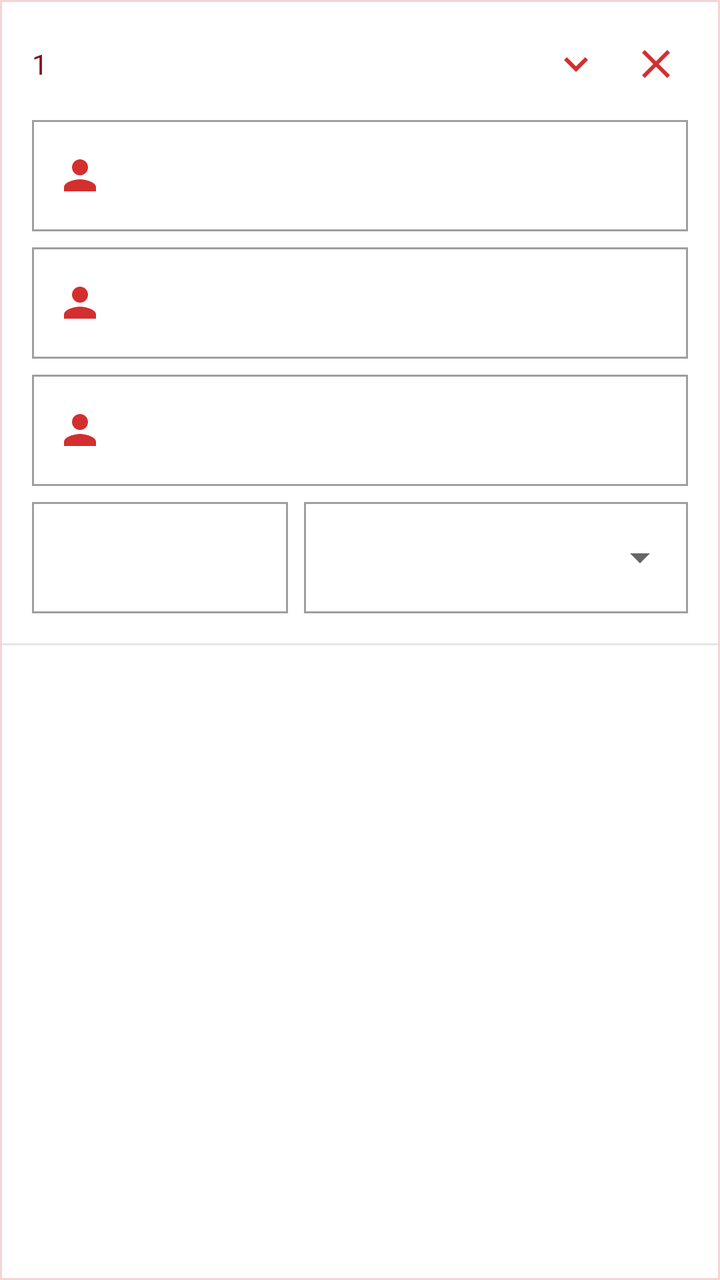
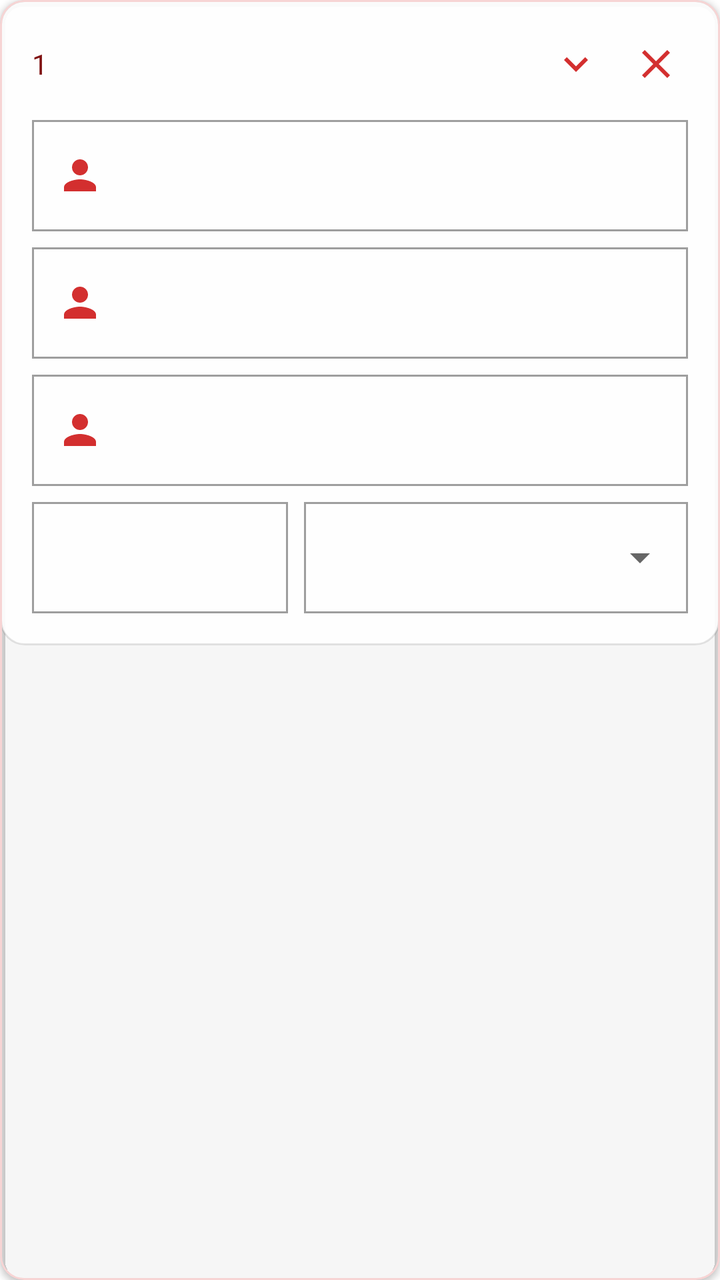

An Android layout rendered at two revisions. The XML below is the earlier revision; the diff shows what the commit changed to produce the second picture.
<!-- AndroidManifest.xml: application theme Theme.VelocitySuites -->
<!-- res/layout/item_additional_guest.xml -->
<?xml version="1.0" encoding="utf-8"?>
<com.google.android.material.card.MaterialCardView xmlns:android="http://schemas.android.com/apk/res/android"
    xmlns:app="http://schemas.android.com/apk/res-auto"
    xmlns:tools="http://schemas.android.com/tools"
    android:layout_width="match_parent"
    android:layout_height="wrap_content"
    android:layout_marginBottom="12dp"
    app:cardBackgroundColor="@android:color/transparent"
    app:cardCornerRadius="0dp"
    app:cardElevation="0dp"
    app:strokeColor="@color/velocity_red_subtle"
    app:strokeWidth="1dp">

    <LinearLayout
        android:layout_width="match_parent"
        android:layout_height="wrap_content"
        android:background="@drawable/bg_glass_card_white"
        android:orientation="vertical"
        android:padding="16dp">

        <LinearLayout
            android:layout_width="match_parent"
            android:layout_height="wrap_content"
            android:gravity="center_vertical"
            android:orientation="horizontal">

            <TextView
                android:id="@+id/tvGuestNumber"
                android:layout_width="0dp"
                android:layout_height="wrap_content"
                android:layout_weight="1"
                android:fontFamily="sans-serif-bold"
                android:text="@string/default_guest_count"
                android:textColor="@color/velocity_red_dark"
                android:textSize="14sp" />

            <ImageButton
                android:id="@+id/btnExpandCollapse"
                android:layout_width="32dp"
                android:layout_height="32dp"
                android:background="?attr/selectableItemBackgroundBorderless"
                android:contentDescription="@string/expand_label"
                android:src="@drawable/ic_expand_more"
                app:tint="@color/velocity_red_primary" />

            <ImageButton
                android:id="@+id/btnRemoveGuest"
                android:layout_width="32dp"
                android:layout_height="32dp"
                android:layout_marginStart="8dp"
                android:background="?attr/selectableItemBackgroundBorderless"
                android:contentDescription="@string/close_label"
                android:src="@drawable/ic_close"
                app:tint="@color/velocity_red_primary" />
        </LinearLayout>

        <LinearLayout
            android:id="@+id/layoutGuestDetails"
            android:layout_width="match_parent"
            android:layout_height="wrap_content"
            android:orientation="vertical"
            android:layout_marginTop="12dp">

            <com.google.android.material.textfield.TextInputLayout
                android:id="@+id/tilGuestLastName"
                style="@style/Widget.MaterialComponents.TextInputLayout.OutlinedBox"
                android:layout_width="match_parent"
                android:layout_height="wrap_content"
                android:layout_marginBottom="8dp"
                android:hint="@string/last_name_label"
                app:boxCornerRadiusBottomEnd="0dp"
                app:boxCornerRadiusBottomStart="0dp"
                app:boxCornerRadiusTopEnd="0dp"
                app:boxCornerRadiusTopStart="0dp"
                app:startIconDrawable="@drawable/ic_person"
                app:startIconTint="@color/velocity_red_primary">
                <com.google.android.material.textfield.TextInputEditText
                    android:id="@+id/etGuestLastName"
                    android:layout_width="match_parent"
                    android:layout_height="wrap_content"
                    android:inputType="textPersonName" />
            </com.google.android.material.textfield.TextInputLayout>

            <com.google.android.material.textfield.TextInputLayout
                android:id="@+id/tilGuestFirstName"
                style="@style/Widget.MaterialComponents.TextInputLayout.OutlinedBox"
                android:layout_width="match_parent"
                android:layout_height="wrap_content"
                android:layout_marginBottom="8dp"
                android:hint="@string/first_name_label"
                app:boxCornerRadiusBottomEnd="0dp"
                app:boxCornerRadiusBottomStart="0dp"
                app:boxCornerRadiusTopEnd="0dp"
                app:boxCornerRadiusTopStart="0dp"
                app:startIconDrawable="@drawable/ic_person"
                app:startIconTint="@color/velocity_red_primary">
                <com.google.android.material.textfield.TextInputEditText
                    android:id="@+id/etGuestFirstName"
                    android:layout_width="match_parent"
                    android:layout_height="wrap_content"
                    android:inputType="textPersonName" />
            </com.google.android.material.textfield.TextInputLayout>

            <com.google.android.material.textfield.TextInputLayout
                android:id="@+id/tilGuestMiddleName"
                style="@style/Widget.MaterialComponents.TextInputLayout.OutlinedBox"
                android:layout_width="match_parent"
                android:layout_height="wrap_content"
                android:layout_marginBottom="8dp"
                android:hint="@string/middle_name_label"
                app:boxCornerRadiusBottomEnd="0dp"
                app:boxCornerRadiusBottomStart="0dp"
                app:boxCornerRadiusTopEnd="0dp"
                app:boxCornerRadiusTopStart="0dp"
                app:startIconDrawable="@drawable/ic_person"
                app:startIconTint="@color/velocity_red_primary">
                <com.google.android.material.textfield.TextInputEditText
                    android:id="@+id/etGuestMiddleName"
                    android:layout_width="match_parent"
                    android:layout_height="wrap_content"
                    android:inputType="textPersonName" />
            </com.google.android.material.textfield.TextInputLayout>

        </LinearLayout>

        <LinearLayout
            android:layout_width="match_parent"
            android:layout_height="wrap_content"
            android:orientation="horizontal">

            <com.google.android.material.textfield.TextInputLayout
                android:id="@+id/tilGuestAge"
                style="@style/Widget.MaterialComponents.TextInputLayout.OutlinedBox"
                android:layout_width="0dp"
                android:layout_height="wrap_content"
                android:layout_marginEnd="4dp"
                android:layout_weight="1"
                android:hint="@string/additional_guest_age"
                app:boxCornerRadiusBottomEnd="0dp"
                app:boxCornerRadiusBottomStart="0dp"
                app:boxCornerRadiusTopEnd="0dp"
                app:boxCornerRadiusTopStart="0dp">
                <com.google.android.material.textfield.TextInputEditText
                    android:id="@+id/etGuestAge"
                    android:layout_width="match_parent"
                    android:layout_height="wrap_content"
                    android:inputType="number" />
            </com.google.android.material.textfield.TextInputLayout>

            <com.google.android.material.textfield.TextInputLayout
                style="@style/Widget.MaterialComponents.TextInputLayout.OutlinedBox.ExposedDropdownMenu"
                android:layout_width="0dp"
                android:layout_height="wrap_content"
                android:layout_marginStart="4dp"
                android:layout_weight="1.5"
                android:hint="@string/additional_guest_relationship"
                app:boxCornerRadiusBottomEnd="0dp"
                app:boxCornerRadiusBottomStart="0dp"
                app:boxCornerRadiusTopEnd="0dp"
                app:boxCornerRadiusTopStart="0dp">
                
                <AutoCompleteTextView
                    android:id="@+id/atvRelationship"
                    android:layout_width="match_parent"
                    android:layout_height="wrap_content"
                    android:inputType="none"
                    tools:ignore="LabelFor" />
            </com.google.android.material.textfield.TextInputLayout>
        </LinearLayout>
    </LinearLayout>
</com.google.android.material.card.MaterialCardView>
<!-- resources referenced by this layout -->
<resources>
  <!-- drawable bg_glass_card_white (drawable) -->
  <?xml version="1.0" encoding="utf-8"?>
  <shape xmlns:android="http://schemas.android.com/apk/res/android">
      <solid android:color="#E6FFFFFF" />
      <stroke android:width="1dp" android:color="#1A000000" />
      <corners android:radius="0dp" />
  </shape>
  <style name="Theme.VelocitySuites" parent="Theme.MaterialComponents.DayNight.NoActionBar">
          
          <item name="colorPrimary">@color/velocity_red_primary</item>
          <item name="colorPrimaryVariant">@color/velocity_red_dark</item>
          <item name="colorOnPrimary">@color/white</item>
          
          <item name="colorSecondary">@color/velocity_red_rose</item>
          <item name="colorSecondaryVariant">@color/velocity_red_deep</item>
          <item name="colorOnSecondary">@color/white</item>
          
          <item name="android:statusBarColor">@color/velocity_red_primary</item>
          
          <item name="textAppearanceHeadline1">@style/TextAppearance.MaterialComponents.Headline1</item>
          <item name="textAppearanceHeadline2">@style/TextAppearance.MaterialComponents.Headline2</item>
          <item name="textAppearanceHeadline3">@style/TextAppearance.MaterialComponents.Headline3</item>
          <item name="textAppearanceHeadline4">@style/TextAppearance.MaterialComponents.Headline4</item>
          <item name="textAppearanceHeadline5">@style/TextAppearance.MaterialComponents.Headline5</item>
          <item name="textAppearanceHeadline6">@style/TextAppearance.MaterialComponents.Headline6</item>
          <item name="textAppearanceSubtitle1">@style/TextAppearance.MaterialComponents.Subtitle1</item>
          <item name="textAppearanceSubtitle2">@style/TextAppearance.MaterialComponents.Subtitle2</item>
          <item name="textAppearanceBody1">@style/TextAppearance.MaterialComponents.Body1</item>
          <item name="textAppearanceBody2">@style/TextAppearance.MaterialComponents.Body2</item>
          <item name="textAppearanceCaption">@style/TextAppearance.MaterialComponents.Caption</item>
          <item name="textAppearanceButton">@style/TextAppearance.MaterialComponents.Button</item>
          <item name="textAppearanceOverline">@style/TextAppearance.MaterialComponents.Overline</item>
          
          <item name="shapeAppearanceSmallComponent">@style/ShapeAppearance.Velocity.Square</item>
          <item name="shapeAppearanceMediumComponent">@style/ShapeAppearance.Velocity.Square</item>
          <item name="shapeAppearanceLargeComponent">@style/ShapeAppearance.Velocity.Square</item>
          <item name="materialButtonStyle">@style/Widget.Velocity.Flat.Button</item>
          <item name="materialButtonOutlinedStyle">@style/Widget.Velocity.Flat.Button.Outlined</item>
          <item name="borderlessButtonStyle">@style/Widget.Velocity.Flat.Button.Text</item>
          <item name="materialCardViewStyle">@style/Widget.Velocity.Card.Flat</item>
          <item name="chipStyle">@style/Widget.Velocity.Flat.Chip</item>
          <item name="textInputStyle">@style/Widget.Velocity.TextInputLayout.OutlinedBox.Square</item>
          <item name="snackbarStyle">@style/Widget.Velocity.Flat.Snackbar</item>
          <item name="materialAlertDialogTheme">@style/ThemeOverlay.Velocity.Flat.AlertDialog</item>
          <item name="bottomSheetDialogTheme">@style/ThemeOverlay.Velocity.Flat.BottomSheetDialog</item>
          <item name="android:windowElevation">0dp</item>
      </style>
  <style name="Widget.Velocity.Card.Flat" parent="Widget.MaterialComponents.CardView">
          <item name="cardElevation">0dp</item>
          <item name="cardCornerRadius">0dp</item>
          <item name="cardBackgroundColor">@color/velocity_surface_elevated</item>
          <item name="strokeColor">@color/velocity_divider_hairline</item>
          <item name="strokeWidth">1dp</item>
          <item name="shapeAppearance">@style/ShapeAppearance.Velocity.Square</item>
      </style>
  <!-- unchanged entries left out for length: 30 -->
</resources>

<!-- the commit's change to res/layout/item_additional_guest.xml (unified diff, before → after) -->
@@ -6,8 +6,8 @@
     android:layout_height="wrap_content"
     android:layout_marginBottom="12dp"
     app:cardBackgroundColor="@android:color/transparent"
-    app:cardCornerRadius="0dp"
-    app:cardElevation="0dp"
+    app:cardCornerRadius="@dimen/card_corner_radius"
+    app:cardElevation="@dimen/card_elevation"
     app:strokeColor="@color/velocity_red_subtle"
     app:strokeWidth="1dp">
 
<!-- resource entries referenced after the edit -->
@@ -1,11 +1,13 @@
 <!-- resources referenced by this layout -->
 <resources>
+  <dimen name="card_corner_radius">12dp</dimen>
+  <dimen name="card_elevation">2dp</dimen>
   <!-- drawable bg_glass_card_white (drawable) -->
   <?xml version="1.0" encoding="utf-8"?>
   <shape xmlns:android="http://schemas.android.com/apk/res/android">
       <solid android:color="#E6FFFFFF" />
       <stroke android:width="1dp" android:color="#1A000000" />
-      <corners android:radius="0dp" />
+      <corners android:radius="@dimen/card_corner_radius" />
   </shape>
   <style name="Theme.VelocitySuites" parent="Theme.MaterialComponents.DayNight.NoActionBar">
           
@@ -34,7 +36,7 @@
           <item name="textAppearanceOverline">@style/TextAppearance.MaterialComponents.Overline</item>
           
           <item name="shapeAppearanceSmallComponent">@style/ShapeAppearance.Velocity.Square</item>
-          <item name="shapeAppearanceMediumComponent">@style/ShapeAppearance.Velocity.Square</item>
+          <item name="shapeAppearanceMediumComponent">@style/ShapeAppearance.Velocity.Card</item>
           <item name="shapeAppearanceLargeComponent">@style/ShapeAppearance.Velocity.Square</item>
           <item name="materialButtonStyle">@style/Widget.Velocity.Flat.Button</item>
           <item name="materialButtonOutlinedStyle">@style/Widget.Velocity.Flat.Button.Outlined</item>
@@ -47,13 +49,17 @@
           <item name="bottomSheetDialogTheme">@style/ThemeOverlay.Velocity.Flat.BottomSheetDialog</item>
           <item name="android:windowElevation">0dp</item>
       </style>
+  <style name="ShapeAppearance.Velocity.Card" parent="">
+          <item name="cornerFamily">rounded</item>
+          <item name="cornerSize">@dimen/card_corner_radius</item>
+      </style>
   <style name="Widget.Velocity.Card.Flat" parent="Widget.MaterialComponents.CardView">
-          <item name="cardElevation">0dp</item>
-          <item name="cardCornerRadius">0dp</item>
+          <item name="cardElevation">@dimen/card_elevation</item>
+          <item name="cardCornerRadius">@dimen/card_corner_radius</item>
           <item name="cardBackgroundColor">@color/velocity_surface_elevated</item>
           <item name="strokeColor">@color/velocity_divider_hairline</item>
           <item name="strokeWidth">1dp</item>
-          <item name="shapeAppearance">@style/ShapeAppearance.Velocity.Square</item>
+          <item name="shapeAppearance">@style/ShapeAppearance.Velocity.Card</item>
       </style>
   <!-- unchanged entries left out for length: 30 -->
 </resources>
